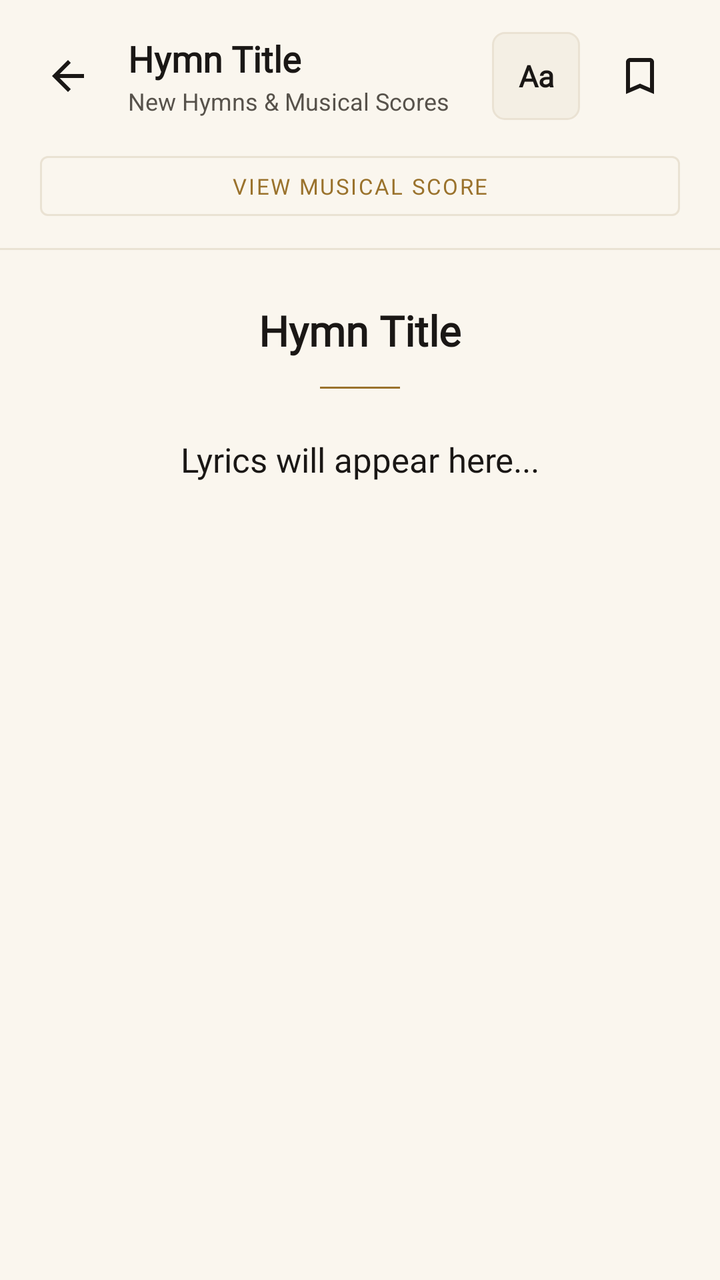
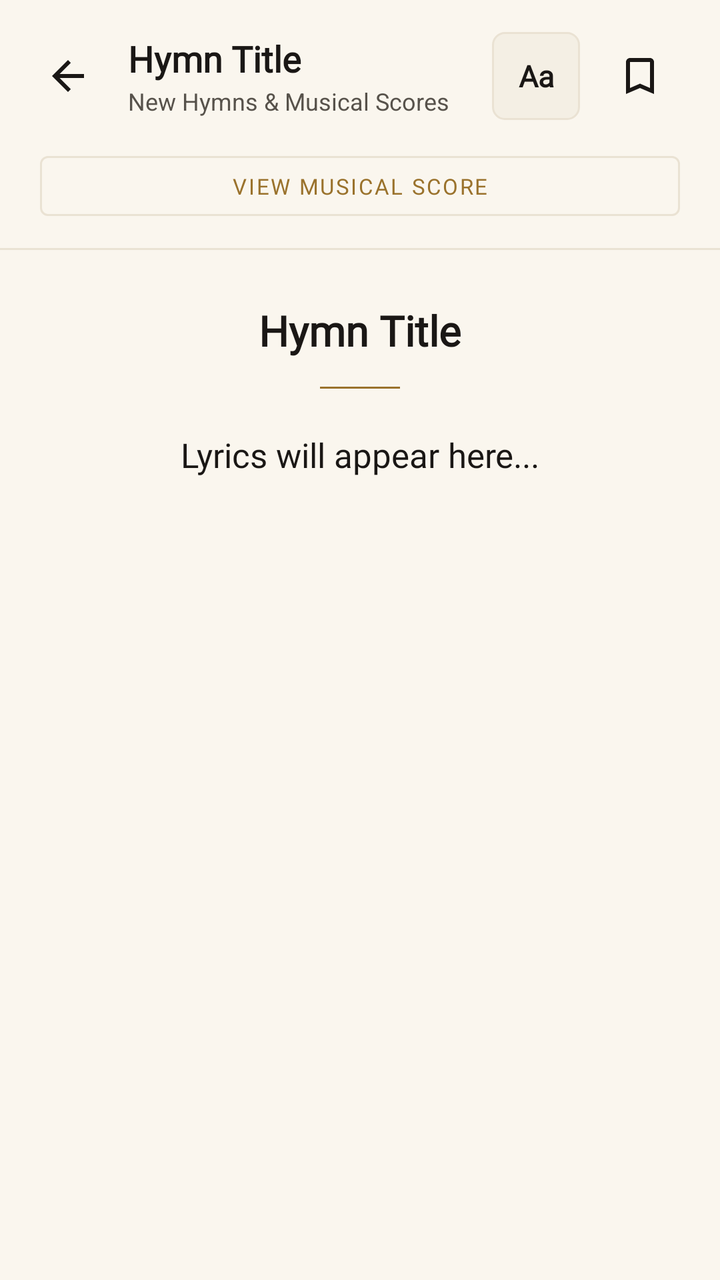

Screens rendered from an Android XML layout before and after an edit, with the pre-edit source and the edit as a unified diff.
<!-- AndroidManifest.xml: application theme AppTheme -->
<!-- res/layout/new_lyrics.xml -->
<?xml version="1.0" encoding="utf-8"?>
<LinearLayout
	xmlns:android="http://schemas.android.com/apk/res/android"
	xmlns:app="http://schemas.android.com/apk/res-auto"
	xmlns:tools="http://schemas.android.com/tools"
	android:layout_width="match_parent"
	android:layout_height="match_parent"
	android:background="@color/colorBackground"
	android:orientation="vertical">

	
	<LinearLayout
		android:layout_width="match_parent"
		android:layout_height="wrap_content"
		android:orientation="horizontal"
		android:gravity="center_vertical"
		android:paddingStart="10dp"
		android:paddingEnd="16dp"
		android:paddingTop="14dp"
		android:paddingBottom="10dp">

		<ImageButton
			android:id="@+id/btn_back"
			android:layout_width="48dp"
			android:layout_height="48dp"
			android:background="?android:attr/selectableItemBackgroundBorderless"
			android:src="@drawable/ic_arrow_back"
			android:contentDescription="Back"
			app:tint="@color/colorTextPrimary" />

		<LinearLayout
			android:layout_width="0dp"
			android:layout_height="wrap_content"
			android:layout_weight="1"
			android:layout_marginStart="6dp"
			android:orientation="vertical">

			<TextView
				android:id="@+id/txt_title"
				android:layout_width="match_parent"
				android:layout_height="wrap_content"
				android:fontFamily="@font/crimson_pro"
				android:text="Hymn Title"
				android:textColor="@color/colorTextPrimary"
				android:textSize="18sp"
				android:textStyle="bold"
				android:singleLine="true"
				android:ellipsize="end" />

			<TextView
				android:layout_width="wrap_content"
				android:layout_height="wrap_content"
				android:layout_marginTop="1dp"
				android:fontFamily="sans-serif"
				android:text="New Hymns &amp; Musical Scores"
				android:textColor="@color/colorTextSecondary"
				android:textSize="12sp" />
		</LinearLayout>

		
		<TextView
			android:id="@+id/btn_aa"
			android:layout_width="44dp"
			android:layout_height="44dp"
			android:gravity="center"
			android:background="@drawable/bg_search_bar"
			android:fontFamily="@font/crimson_pro"
			android:contentDescription="Typography and theme settings"
			android:text="Aa"
			android:textColor="@color/colorTextPrimary"
			android:textSize="15sp"
			android:textStyle="bold"
			android:clickable="true"
			android:focusable="true"
			android:foreground="?android:attr/selectableItemBackground"
			android:layout_marginEnd="6dp" />

		<ImageButton
			android:id="@+id/btn_bookmark"
			android:layout_width="48dp"
			android:layout_height="48dp"
			android:background="?android:attr/selectableItemBackgroundBorderless"
			android:src="@drawable/ic_bookmark_border"
			android:contentDescription="Save"
			app:tint="@color/colorTextPrimary" />
	</LinearLayout>

	
	<LinearLayout
		android:id="@+id/bar_toggle_score"
		android:layout_width="match_parent"
		android:layout_height="wrap_content"
		android:paddingHorizontal="20dp"
		android:paddingBottom="10dp">

		<com.google.android.material.button.MaterialButton
			android:id="@+id/btn_toggle"
			style="@style/Widget.MaterialComponents.Button.OutlinedButton"
			android:layout_width="match_parent"
			android:layout_height="42dp"
			android:text="VIEW MUSICAL SCORE"
			android:textSize="11sp"
			android:letterSpacing="0.08"
			android:textColor="@color/colorAntiqueGold"
			android:fontFamily="@font/jetbrains_mono"
			app:cornerRadius="4dp"
			app:strokeColor="@color/colorCardBorder" />
	</LinearLayout>

	
	<View
		android:layout_width="match_parent"
		android:layout_height="1dp"
		android:background="@color/colorCardBorder" />

	
	<LinearLayout
		android:id="@+id/pdf_container"
		android:layout_width="match_parent"
		android:layout_height="0dp"
		android:layout_weight="1"
		android:orientation="vertical"
		android:visibility="gone">

		<com.trust.acc.ZoomableRecyclerView
			android:id="@+id/recycler_pdf_pages"
			android:layout_width="match_parent"
			android:layout_height="match_parent"
			android:clipToPadding="false"
			android:paddingHorizontal="8dp"
			android:paddingVertical="8dp"
			android:scrollbars="vertical" />
	</LinearLayout>

	
	<ScrollView
		android:id="@+id/scroll_lyrics"
		android:layout_width="match_parent"
		android:layout_height="0dp"
		android:layout_weight="1"
		android:fillViewport="true"
		android:scrollbars="vertical">

		<LinearLayout
			android:layout_width="match_parent"
			android:layout_height="wrap_content"
			android:orientation="vertical"
			android:gravity="center_horizontal"
			android:paddingHorizontal="24dp"
			android:paddingTop="26dp"
			android:paddingBottom="48dp">

			<TextView
				android:id="@+id/tv_body_title"
				android:layout_width="wrap_content"
				android:layout_height="wrap_content"
				android:gravity="center"
				android:fontFamily="@font/crimson_pro"
				android:text="Hymn Title"
				android:textColor="@color/colorTextPrimary"
				android:textSize="21sp"
				android:textStyle="bold"
				android:lineSpacingMultiplier="1.2" />

			
			<View
				android:layout_width="40dp"
				android:layout_height="1dp"
				android:layout_marginTop="14dp"
				android:layout_marginBottom="24dp"
				android:background="@color/colorAntiqueGold" />

			<TextView
				android:id="@+id/txt_lyrics"
				android:layout_width="match_parent"
				android:layout_height="wrap_content"
				android:gravity="center_horizontal"
				android:fontFamily="@font/crimson_pro"
				android:text="Lyrics will appear here..."
				android:textColor="@color/colorTextPrimary"
				android:textSize="17sp"
				android:lineSpacingMultiplier="1.52" />
		</LinearLayout>
	</ScrollView>
</LinearLayout>
<!-- resources referenced by this layout -->
<resources>
  <color name="colorAntiqueGold">#9A722C</color>
  <color name="colorBackground">#FAF6EE</color>
  <color name="colorCardBorder">#EAE2D3</color>
  <color name="colorTextPrimary">#1A1715</color>
  <color name="colorTextSecondary">#57524B</color>
  <!-- drawable bg_search_bar (drawable) -->
  <?xml version="1.0" encoding="utf-8"?>
  <shape xmlns:android="http://schemas.android.com/apk/res/android"
      android:shape="rectangle">
      <corners android:radius="6dp" />
      <solid android:color="@color/colorSearchBg" />
      <stroke
          android:width="1dp"
          android:color="@color/colorCardBorder" />
  </shape>
  <!-- drawable ic_arrow_back (drawable) -->
  <vector xmlns:android="http://schemas.android.com/apk/res/android"
      android:width="24dp"
      android:height="24dp"
      android:viewportWidth="24"
      android:viewportHeight="24">
      <path
          android:fillColor="?attr/colorControlNormal"
          android:pathData="M20,11H7.83l5.59,-5.59L12,4l-8,8 8,8 1.41,-1.41L7.83,13H20v-2z"/>
  </vector>
  <!-- drawable ic_bookmark_border (drawable) -->
  <vector xmlns:android="http://schemas.android.com/apk/res/android"
      android:width="24dp"
      android:height="24dp"
      android:viewportWidth="24"
      android:viewportHeight="24">
      <path
          android:fillColor="?attr/colorControlNormal"
          android:pathData="M17,3H7c-1.1,0 -2,0.9 -2,2v16l7,-3 7,3V5c0,-1.1 -0.9,-2 -2,-2zm0,15l-5,-2.18L7,18V5h10v13z"/>
  </vector>
  <style name="AppTheme" parent="Theme.MaterialComponents.DayNight.NoActionBar">
          <item name="colorPrimary">@color/colorPrimary</item>
          <item name="colorPrimaryDark">@color/colorPrimaryDark</item>
          <item name="colorAccent">@color/colorAccent</item>
          <item name="colorSurface">@color/colorSurface</item>
          <item name="colorOnPrimary">@android:color/white</item>
          <item name="android:windowBackground">@color/colorBackground</item>
          <item name="android:statusBarColor">@android:color/transparent</item>
          <item name="android:navigationBarColor">@android:color/transparent</item>
          <item name="android:windowLightStatusBar" tools:targetApi="m">true</item>
          <item name="android:windowLightNavigationBar" tools:targetApi="o_mr1">true</item>
          <item name="android:windowLayoutInDisplayCutoutMode" tools:targetApi="p">shortEdges</item>
          <item name="colorControlHighlight">@color/colorControlHighlight</item>
          <item name="colorControlNormal">@color/colorControlNormal</item>
          <item name="android:textColor">@color/colorTextPrimary</item>
      </style>
  <color name="colorSearchBg">#F4EFE4</color>
  <color name="colorPrimary">#1A1715</color>
  <color name="colorPrimaryDark">#0D1524</color>
  <color name="colorAccent">#9A722C</color>
  <color name="colorSurface">#FFFDF9</color>
  <color name="colorControlHighlight">#EAE2D3</color>
  <color name="colorControlNormal">#787167</color>
</resources>

<!-- the commit's change to res/layout/new_lyrics.xml (unified diff, before → after) -->
@@ -175,6 +175,7 @@
 				android:layout_width="match_parent"
 				android:layout_height="wrap_content"
 				android:gravity="center_horizontal"
+				android:includeFontPadding="false"
 				android:fontFamily="@font/crimson_pro"
 				android:text="Lyrics will appear here..."
 				android:textColor="@color/colorTextPrimary"
